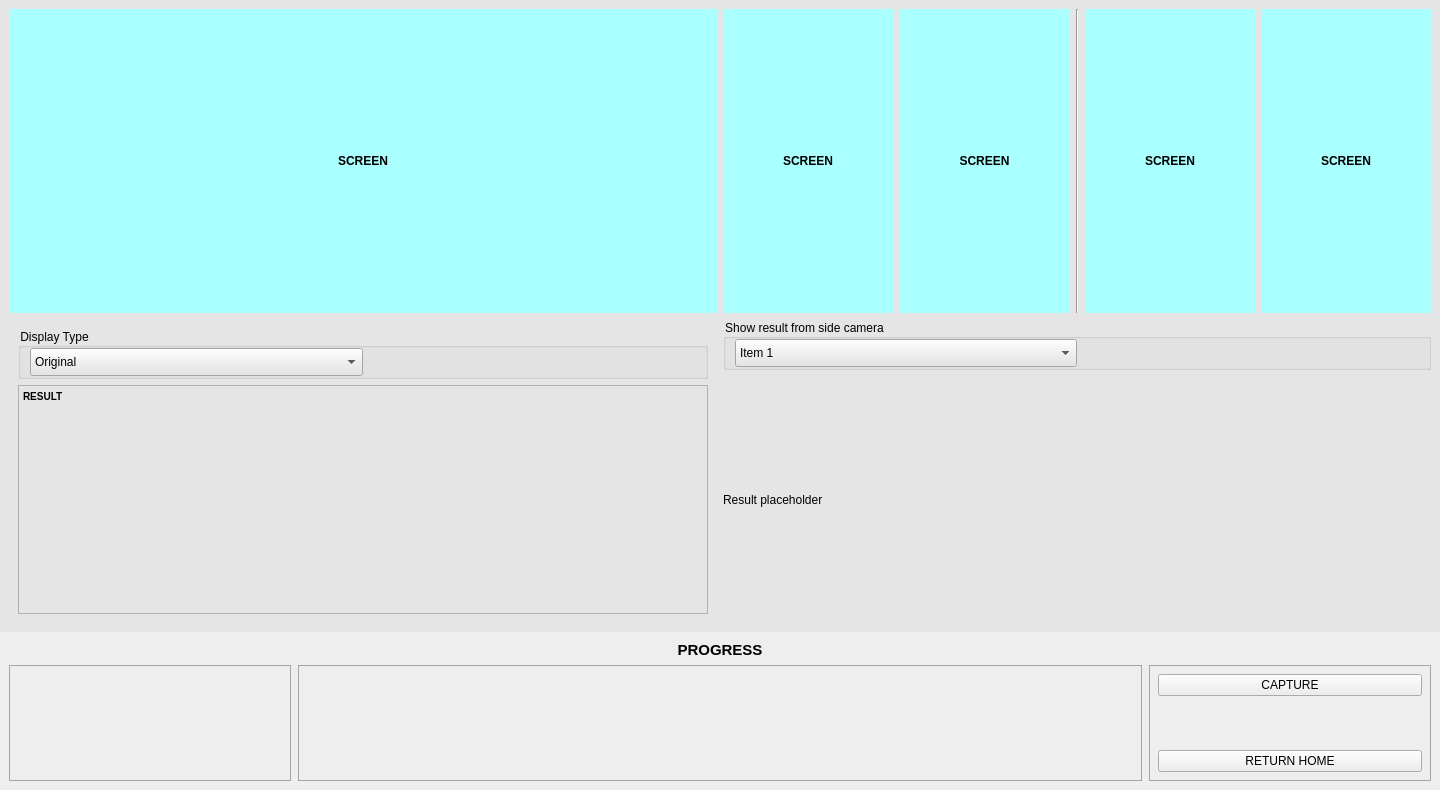
First picture: the form in views/progress_screen.ui, repository Shockmstr/FQCS_DesktopApp, before the edit.
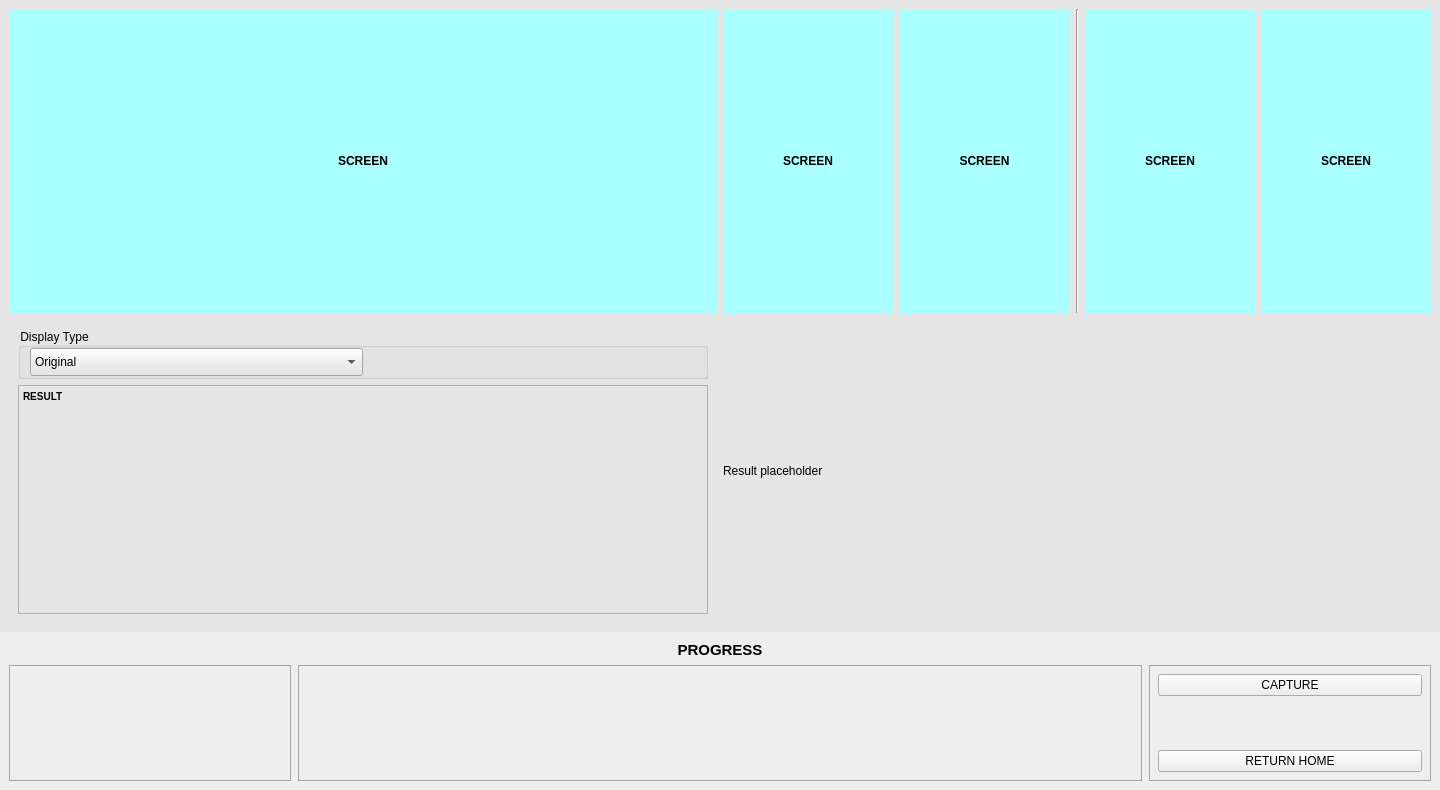
Second picture: the form after the edit.

Diff of the .ui file:
```diff
--- a/views/progress_screen.ui
+++ b/views/progress_screen.ui
@@ -43,7 +43,7 @@
      <layout class="QGridLayout" name="gridLayout" rowstretch="1,1" columnstretch="1,1">
       <item row="1" column="1">
        <widget class="QWidget" name="sectionSideResult" native="true">
-        <layout class="QVBoxLayout" name="verticalLayout_3" stretch="1,9">
+        <layout class="QVBoxLayout" name="verticalLayout_3" stretch="9">
          <property name="leftMargin">
           <number>0</number>
          </property>
@@ -56,60 +56,6 @@
          <property name="bottomMargin">
           <number>0</number>
          </property>
-         <item>
-          <widget class="QGroupBox" name="groubCbbCamera">
-           <property name="title">
-            <string>Show result from side camera</string>
-           </property>
-           <layout class="QHBoxLayout" name="horizontalLayout_5" stretch="1,1">
-            <property name="topMargin">
-             <number>0</number>
-            </property>
-            <property name="bottomMargin">
-             <number>0</number>
-            </property>
-            <item>
-             <widget class="QComboBox" name="cbbCamera">
-              <property name="autoFillBackground">
-               <bool>false</bool>
-              </property>
-              <property name="styleSheet">
-               <string notr="true">height:22px</string>
-              </property>
-              <property name="editable">
-               <bool>false</bool>
-              </property>
-              <property name="currentText">
-               <string>Item 1</string>
-              </property>
-              <item>
-               <property name="text">
-                <string>Item 1</string>
-               </property>
-              </item>
-              <item>
-               <property name="text">
-                <string>Item 2</string>
-               </property>
-              </item>
-             </widget>
-            </item>
-            <item>
-             <spacer name="horizontalSpacer">
-              <property name="orientation">
-               <enum>Qt::Horizontal</enum>
-              </property>
-              <property name="sizeHint" stdset="0">
-               <size>
-                <width>40</width>
-                <height>20</height>
-               </size>
-              </property>
-             </spacer>
-            </item>
-           </layout>
-          </widget>
-         </item>
          <item>
           <widget class="QLabel" name="lblSideResult">
            <property name="text">
```
